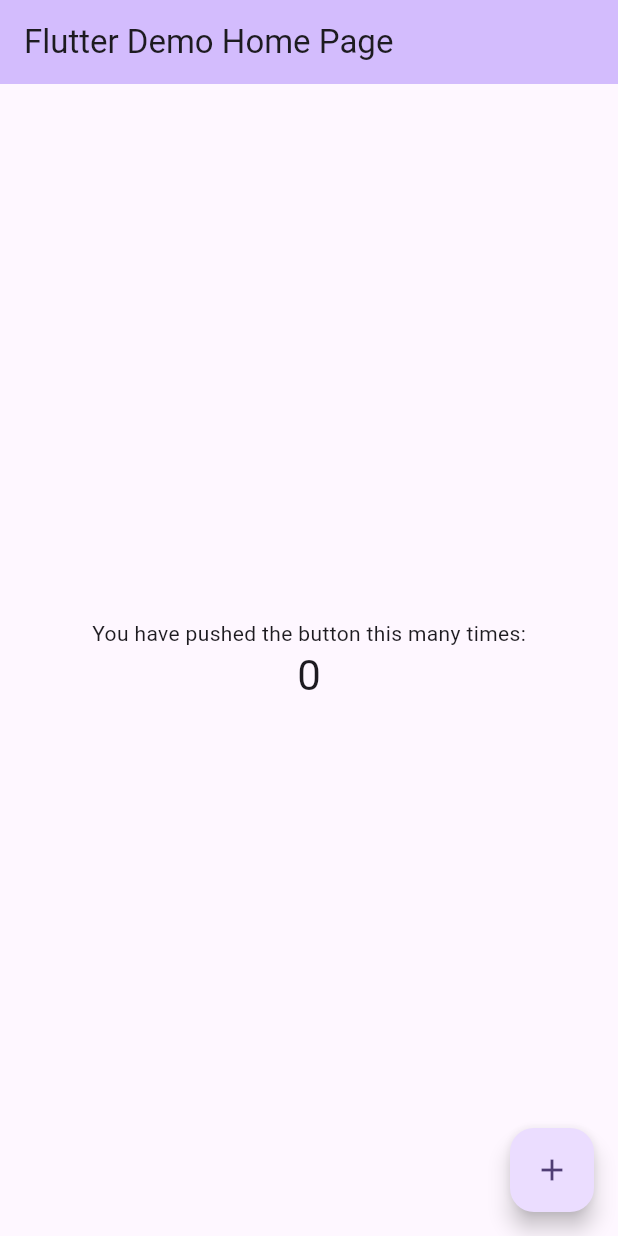
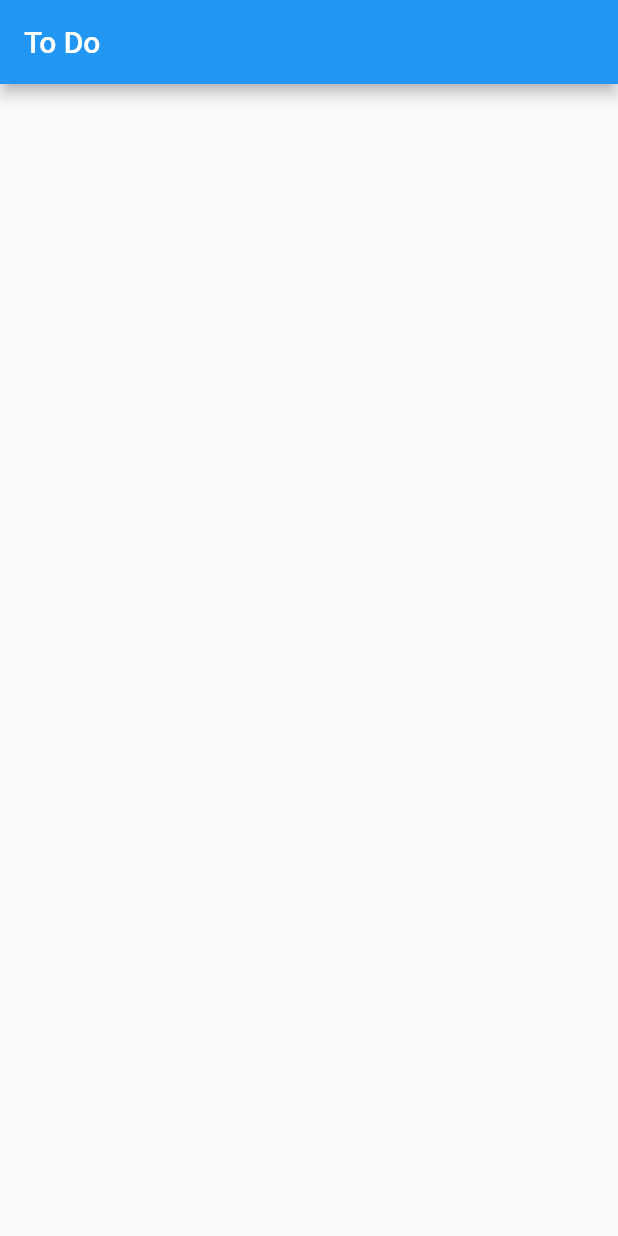
Before and after one commit to Gurung-Manish/ToDoList, a Flutter app: the screen it shows after launch, on a phone screen of 412 x 824 dp. Run offline on Flutter 3.47's test engine with Material 2 defaults, Android fonts, the phone set to English and light mode, and no system bars.

Commit message:
second day starting from scratch

```diff
--- a/lib/main.dart
+++ b/lib/main.dart
@@ -4,122 +4,98 @@ void main() {
   runApp(const MyApp());
 }
 
+// class MyApp extends StatelessWidget {
+//   const MyApp({super.key});
+
+//   // This widget is the root of your application.
+//   @override
+//   Widget build(BuildContext context) {
+//     return MaterialApp(
+//       title: 'Flutter Demo 2',
+//       theme: ThemeData(
+//         colorScheme: ColorScheme.fromSeed(seedColor: Colors.deepPurple),
+//         useMaterial3: true,
+//       ),
+//       home: const MyHomePage(title: 'Flutter Demo Home Page'),
+//     );
+//   }
+// }
+
+// class MyHomePage extends StatefulWidget {
+//   const MyHomePage({super.key, required this.title});
+//   final String title;
+
+//   @override
+//   State<MyHomePage> createState() => _MyHomePageState();
+// }
+
+// class _MyHomePageState extends State<MyHomePage> {
+//   int _counter = 0;
+
+//   void _incrementCounter() {
+//     setState(() {
+//       _counter++;
+//     });
+//   }
+
+//   @override
+//   Widget build(BuildContext context) {
+//     return Scaffold(
+//       appBar: AppBar(
+//         backgroundColor: Theme.of(context).colorScheme.inversePrimary,
+//         title: Text(widget.title),
+//       ),
+//       body: Center(
+//         child: Column(
+//           mainAxisAlignment: MainAxisAlignment.center,
+//           children: <Widget>[
+//             const Text(
+//               'You have pushed the button this many times:',
+//             ),
+//             Text(
+//               '$_counter',
+//               style: Theme.of(context).textTheme.headlineMedium,
+//             ),
+//           ],
+//         ),
+//       ),
+//       floatingActionButton: FloatingActionButton(
+//         onPressed: _incrementCounter,
+//         tooltip: 'Increment',
+//         child: const Icon(Icons.add),
+//       ),
+//     );
+//   }
+// }
+
 class MyApp extends StatelessWidget {
   const MyApp({super.key});
 
-  // This widget is the root of your application.
   @override
   Widget build(BuildContext context) {
-    return MaterialApp(
-      title: 'Flutter Demo 2',
-      theme: ThemeData(
-        // This is the theme of your application.
-        //
-        // TRY THIS: Try running your application with "flutter run". You'll see
-        // the application has a blue toolbar. Then, without quitting the app,
-        // try changing the seedColor in the colorScheme below to Colors.green
-        // and then invoke "hot reload" (save your changes or press the "hot
-        // reload" button in a Flutter-supported IDE, or press "r" if you used
-        // the command line to start the app).
-        //
-        // Notice that the counter didn't reset back to zero; the application
-        // state is not lost during the reload. To reset the state, use hot
-        // restart instead.
-        //
-        // This works for code too, not just values: Most code changes can be
-        // tested with just a hot reload.
-        colorScheme: ColorScheme.fromSeed(seedColor: Colors.deepPurple),
-        useMaterial3: true,
+    return const MaterialApp(
+      home: HomeScreen(
+        appTitle: "To Do",
       ),
-      home: const MyHomePage(title: 'Flutter Demo Home Page'),
+      debugShowCheckedModeBanner: false,
     );
   }
 }
 
-class MyHomePage extends StatefulWidget {
-  const MyHomePage({super.key, required this.title});
-
-  // This widget is the home page of your application. It is stateful, meaning
-  // that it has a State object (defined below) that contains fields that affect
-  // how it looks.
-
-  // This class is the configuration for the state. It holds the values (in this
-  // case the title) provided by the parent (in this case the App widget) and
-  // used by the build method of the State. Fields in a Widget subclass are
-  // always marked "final".
-
-  final String title;
+class HomeScreen extends StatefulWidget {
+  const HomeScreen({super.key, required this.appTitle});
+  final String appTitle;
 
   @override
-  State<MyHomePage> createState() => _MyHomePageState();
+  State<HomeScreen> createState() => _HomeScreenState();
 }
 
-class _MyHomePageState extends State<MyHomePage> {
-  int _counter = 0;
-
-  void _incrementCounter() {
-    setState(() {
-      // This call to setState tells the Flutter framework that something has
-      // changed in this State, which causes it to rerun the build method below
-      // so that the display can reflect the updated values. If we changed
-      // _counter without calling setState(), then the build method would not be
-      // called again, and so nothing would appear to happen.
-      _counter++;
-    });
-  }
-
+class _HomeScreenState extends State<HomeScreen> {
   @override
   Widget build(BuildContext context) {
-    // This method is rerun every time setState is called, for instance as done
-    // by the _incrementCounter method above.
-    //
-    // The Flutter framework has been optimized to make rerunning build methods
-    // fast, so that you can just rebuild anything that needs updating rather
-    // than having to individually change instances of widgets.
     return Scaffold(
-      appBar: AppBar(
-        // TRY THIS: Try changing the color here to a specific color (to
-        // Colors.amber, perhaps?) and trigger a hot reload to see the AppBar
-        // change color while the other colors stay the same.
-        backgroundColor: Theme.of(context).colorScheme.inversePrimary,
-        // Here we take the value from the MyHomePage object that was created by
-        // the App.build method, and use it to set our appbar title.
-        title: Text(widget.title),
-      ),
-      body: Center(
-        // Center is a layout widget. It takes a single child and positions it
-        // in the middle of the parent.
-        child: Column(
-          // Column is also a layout widget. It takes a list of children and
-          // arranges them vertically. By default, it sizes itself to fit its
-          // children horizontally, and tries to be as tall as its parent.
-          //
-          // Column has various properties to control how it sizes itself and
-          // how it positions its children. Here we use mainAxisAlignment to
-          // center the children vertically; the main axis here is the vertical
-          // axis because Columns are vertical (the cross axis would be
-          // horizontal).
-          //
-          // TRY THIS: Invoke "debug painting" (choose the "Toggle Debug Paint"
-          // action in the IDE, or press "p" in the console), to see the
-          // wireframe for each widget.
-          mainAxisAlignment: MainAxisAlignment.center,
-          children: <Widget>[
-            const Text(
-              'You have pushed the button this many times:',
-            ),
-            Text(
-              '$_counter',
-              style: Theme.of(context).textTheme.headlineMedium,
-            ),
-          ],
-        ),
-      ),
-      floatingActionButton: FloatingActionButton(
-        onPressed: _incrementCounter,
-        tooltip: 'Increment',
-        child: const Icon(Icons.add),
-      ), // This trailing comma makes auto-formatting nicer for build methods.
+      appBar: AppBar(title: Text(widget.appTitle)),
+      body: const Center(child: Column(children: [])),
     );
   }
 }
```
Also changed, not shown: 1 other file.
